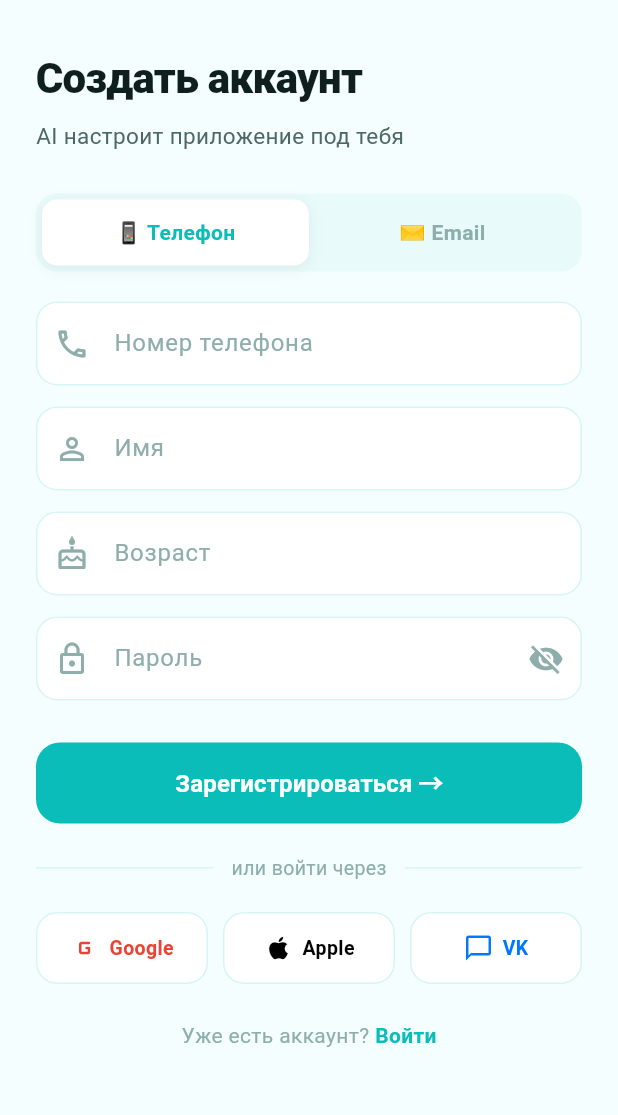
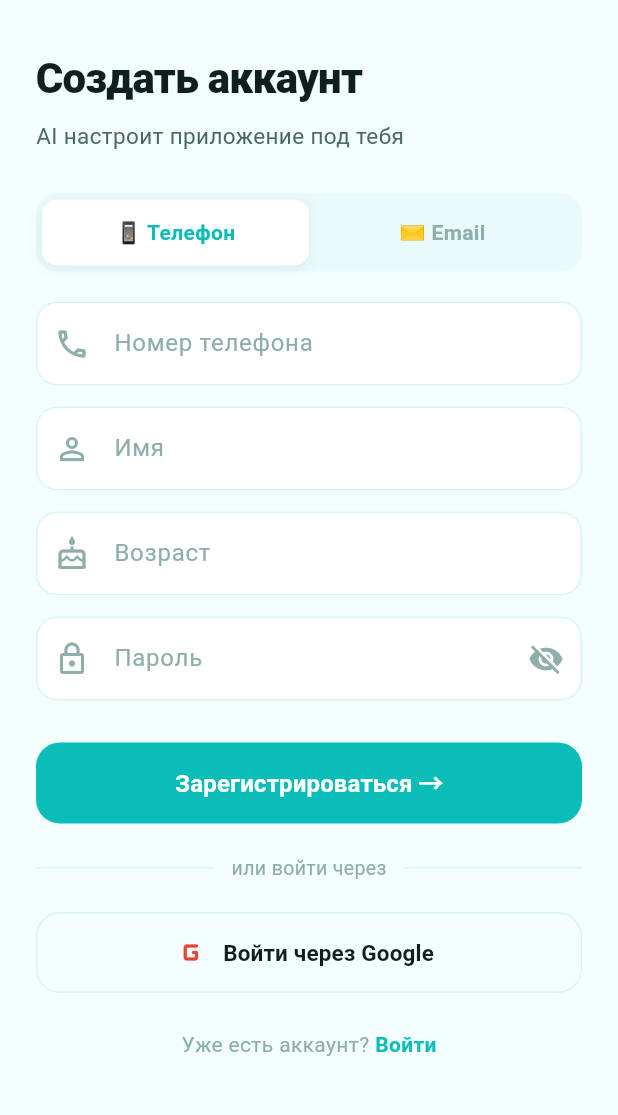
Before and after one commit to sssssslavka08-dot/synapse, a Flutter app: the RegisterScreen screen opened directly, on a phone screen of 412 x 824 dp, the part 120-1235 px from its top. Run offline on Flutter 3.47's test engine with Material 3 defaults, Android fonts, the light colour scheme and no system bars; our stand-ins replace flutter_local_notifications, flutter_tts, google_sign_in, shared_preferences, supabase_flutter, timezone; accounts and stored records are empty.

Commit message:
fix: graceful auth without DB, remove Apple/VK stubs, fix Google error messages

```diff
--- a/lib/presentation/screens/auth/login_screen.dart
+++ b/lib/presentation/screens/auth/login_screen.dart
@@ -135,7 +135,11 @@ class _LoginScreenState extends State<LoginScreen> {
         );
       }
     } catch (e) {
-      _showError('Google вход недоступен на симуляторе');
+      final msg = e.toString().contains('sign_in_canceled') ||
+              e.toString().contains('canceled')
+          ? 'Вход через Google отменён'
+          : 'Ошибка Google входа. Проверь интернет.';
+      _showError(msg);
     } finally {
       if (mounted) setState(() => _isLoading = false);
     }
--- a/lib/presentation/screens/auth/register_screen.dart
+++ b/lib/presentation/screens/auth/register_screen.dart
@@ -154,7 +154,11 @@ class _RegisterScreenState extends State<RegisterScreen> {
         );
       }
     } catch (e) {
-      _showError('Google вход недоступен на симуляторе');
+      final msg = e.toString().contains('sign_in_canceled') ||
+              e.toString().contains('canceled')
+          ? 'Вход через Google отменён'
+          : 'Ошибка Google входа. Проверь интернет.';
+      _showError(msg);
     } finally {
       if (mounted) setState(() => _isLoading = false);
     }
@@ -360,33 +364,28 @@ class _RegisterScreenState extends State<RegisterScreen> {
               ]),
               const SizedBox(height: 20),
 
-              // Социальные кнопки
-              Row(children: [
-                Expanded(
-                    child: _SocialBtn(
-                  label: 'Google',
-                  icon: Icons.g_mobiledata_rounded,
-                  color: const Color(0xFFEA4335),
-                  onTap: _googleSignIn,
-                )),
-                const SizedBox(width: 10),
-                Expanded(
-                    child: _SocialBtn(
-                  label: 'Apple',
-                  icon: Icons.apple,
-                  color: Colors.black,
-                  onTap: () =>
-                      _showError('Apple вход — только на реальном устройстве'),
-                )),
-                const SizedBox(width: 10),
-                Expanded(
-                    child: _SocialBtn(
-                  label: 'VK',
-                  icon: Icons.chat_bubble_outline,
-                  color: const Color(0xFF0077FF),
-                  onTap: () => _showError('VK вход — скоро появится'),
-                )),
-              ]),
+              // Google кнопка
+              SizedBox(
+                width: double.infinity,
+                height: 54,
+                child: OutlinedButton.icon(
+                  onPressed: _isLoading ? null : _googleSignIn,
+                  icon: const Icon(Icons.g_mobiledata_rounded,
+                      color: Color(0xFFEA4335), size: 26),
+                  label: const Text('Войти через Google',
+                      style: TextStyle(
+                        fontSize: 15,
+                        fontWeight: FontWeight.w600,
+                        color: Color(0xFF0F1F1E),
+                      )),
+                  style: OutlinedButton.styleFrom(
+                    side: const BorderSide(color: Color(0xFFD6F5F4)),
+                    shape: RoundedRectangleBorder(
+                      borderRadius: BorderRadius.circular(16),
+                    ),
+                  ),
+                ),
+              ),
               const SizedBox(height: 24),
 
               // Уже есть аккаунт
@@ -455,41 +454,3 @@ class _MethodTab extends StatelessWidget {
     );
   }
 }
-
-class _SocialBtn extends StatelessWidget {
-  final String label;
-  final IconData icon;
-  final Color color;
-  final VoidCallback onTap;
-  const _SocialBtn({
-    required this.label,
-    required this.icon,
-    required this.color,
-    required this.onTap,
-  });
-
-  @override
-  Widget build(BuildContext context) {
-    return GestureDetector(
-      onTap: onTap,
-      child: Container(
-        padding: const EdgeInsets.symmetric(vertical: 13),
-        decoration: BoxDecoration(
-          color: Colors.white,
-          borderRadius: BorderRadius.circular(14),
-          border: Border.all(color: const Color(0xFFD6F5F4)),
-        ),
-        child: Row(mainAxisAlignment: MainAxisAlignment.center, children: [
-          Icon(icon, size: 20, color: color),
-          const SizedBox(width: 6),
-          Text(label,
-              style: TextStyle(
-                fontSize: 13,
-                fontWeight: FontWeight.w600,
-                color: color,
-              )),
-        ]),
-      ),
-    );
-  }
-}
--- a/lib/services/auth_service.dart
+++ b/lib/services/auth_service.dart
@@ -89,6 +89,7 @@ class AuthService {
     required int age,
     required String email,
   }) async {
+    try {
       await supabase.from('users').upsert({
         'id': uid,
         'name': name,
@@ -102,19 +103,37 @@ class AuthService {
         'created_at': DateTime.now().toIso8601String(),
         'last_active_at': DateTime.now().toIso8601String(),
       });
+    } catch (_) {
+      // таблица ещё не создана — продолжаем без сохранения профиля
+    }
   }
 
   // ── ПОЛУЧИТЬ ДАННЫЕ ПОЛЬЗОВАТЕЛЯ ─────────────
   Future<Map<String, dynamic>?> getUserData() async {
     final uid = currentUser?.id;
     if (uid == null) return null;
+    try {
       final data = await supabase
           .from('users')
           .select()
           .eq('id', uid)
           .maybeSingle();
-    return data;
+      return data ?? _defaultProfile(uid);
+    } catch (_) {
+      return _defaultProfile(uid);
     }
+  }
+
+  Map<String, dynamic> _defaultProfile(String uid) => {
+    'id': uid,
+    'name': currentUser?.email?.split('@').first ?? 'Пользователь',
+    'age': 13,
+    'xp': 0,
+    'streak': 0,
+    'words_learned': 0,
+    'selected_language': '',
+    'subscription_type': 'free',
+  };
 
   // ── ОБНОВИТЬ ЯЗЫК ОБУЧЕНИЯ ───────────────────
   Future<void> updateSelectedLanguage(String langCode) async {
```
Lines whose indentation alone changed are shown as unchanged.
